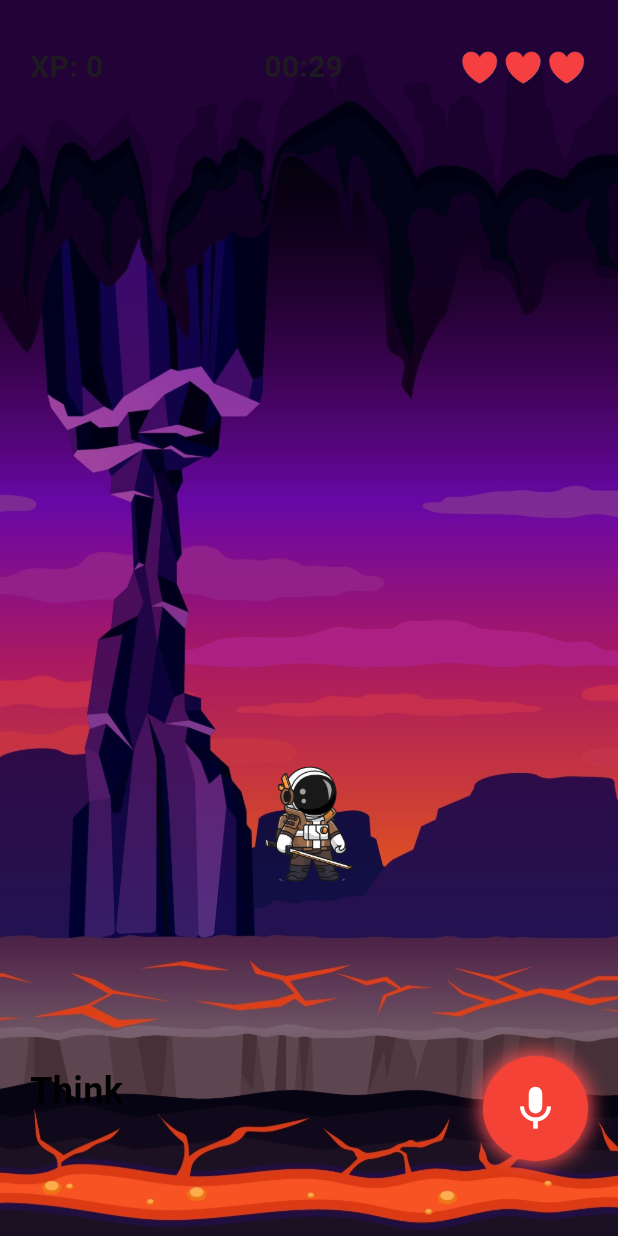
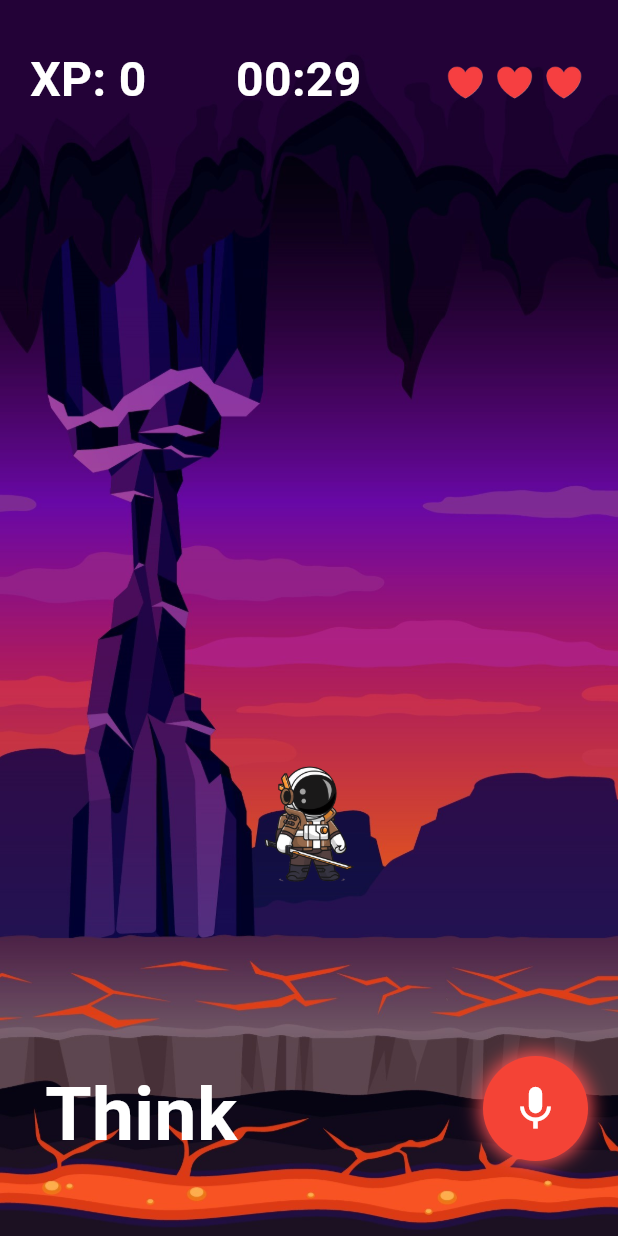
Before and after one commit to nazikanshaffAM/spello_onebysix, a Flutter app: the GamePage screen opened directly, on a phone screen of 412 x 824 dp. Run offline on Flutter 3.47's test engine with Material 3 defaults, Android fonts, the light colour scheme and no system bars; our stand-ins replace animated_toggle_switch, fl_chart, flutter_slidable, shared_preferences, shelf, smooth_page_indicator; missing offline and left inert: record, shelf_router, tutorial_coach_mark; accounts and stored records are empty.

Commit message:
style: improved the game ui

```diff
--- a/game1/lib/EndingPage.dart
+++ b/game1/lib/EndingPage.dart
@@ -25,7 +25,7 @@ class EndingPage extends StatelessWidget {
           // Background Image
           Positioned.fill(
             child: Image.asset(
-              'assets/images/backgroundEndingPage.png',
+              'assets/images/endingpage.png',
               fit: BoxFit.cover,
             ),
           ),
--- a/game1/lib/GamePage.dart
+++ b/game1/lib/GamePage.dart
@@ -36,7 +36,7 @@ class _GamePageState extends State<GamePage> {
           builder: (context, gameRules, child) {
             return Stack(
               children: [
-                // 🖼 Dynamic Background Image
+                //  Dynamic Background Image
                 Positioned.fill(
                   child: Image.asset(
                     backgroundImage,
@@ -49,17 +49,17 @@ class _GamePageState extends State<GamePage> {
                   top: 30,
                   left: 20,
                   child: Text("XP: ${gameRules.xp}",
-                      style: TextStyle(fontSize: 20, fontWeight: FontWeight.bold)),
+                      style: TextStyle(fontSize: 32, fontWeight: FontWeight.bold,color: Colors.white)),
                 ),
 
                 // Life Display
                 Positioned(
-                  top: 30,
+                  top: 40,
                   right: 20,
                   child: Row(
                     children: List.generate(3, (index) {
                       return Padding(
-                        padding: const EdgeInsets.symmetric(horizontal: 2.0),
+                        padding: const EdgeInsets.symmetric(horizontal: 3.9),
                         child: Image.asset(
                           index < gameRules.lives
                               ? 'assets/images/heart.png'
@@ -74,11 +74,11 @@ class _GamePageState extends State<GamePage> {
                 // Timer Display
                 Positioned(
                   top: 30,
-                  left: MediaQuery.of(context).size.width / 2 - 30,
+                  left: MediaQuery.of(context).size.width / 2.2 - 30,
                   child: Text(
                     "${(gameRules.timeLeft ~/ 60).toString().padLeft(2, '0')}:${(gameRules.timeLeft % 60).toString().padLeft(2, '0')}",
-                    style: TextStyle(fontSize: 20, fontWeight: FontWeight.bold),
-                  ),
+                    style: TextStyle(fontSize: 32, fontWeight: FontWeight.bold,color: Colors.white),
+                  )
                 ),
 
                 // Character Animation
@@ -98,11 +98,11 @@ class _GamePageState extends State<GamePage> {
 
                 // Word Display
                 Positioned(
-                  bottom: 80,
-                  left: 20,
+                  bottom: 45,
+                  left: 30,
                   child: Text(
                     gameRules.currentWord,
-                    style: TextStyle(fontSize: 24, fontWeight: FontWeight.bold, color: Colors.black),
+                    style: TextStyle(fontSize: 50, fontWeight: FontWeight.bold, color: Colors.white),
                   ),
                 ),
 
--- a/game1/lib/SettingsPage.dart
+++ b/game1/lib/SettingsPage.dart
@@ -53,7 +53,7 @@ class _SettingsPageState extends State<SettingsPage> {
         children: [
           Positioned.fill(
             child: Image.asset(
-              'assets/images/background.png',
+              'assets/images/settingpagebackground.png',
               fit: BoxFit.cover,
             ),
           ),
--- a/game1/pubspec.yaml
+++ b/game1/pubspec.yaml
@@ -81,6 +81,8 @@ flutter:
     - assets/images/b4.jpg
     - assets/images/b5.jpg
     - assets/images/b6.jpg
+    - assets/images/settingpagebackground.png
+    - assets/images/endingpage.png
 
 
   # To add assets to your application, add an assets section, like this:
```
Also changed, not shown: game1/assets/images/settingpagebackground.png (added), 1 other file.
